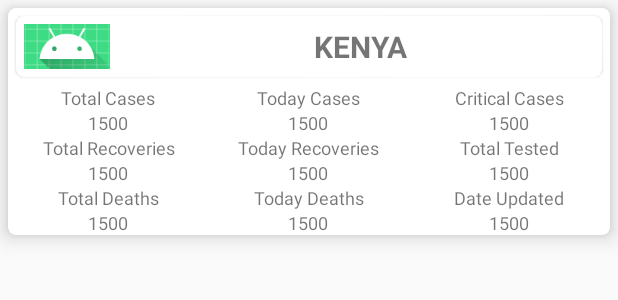
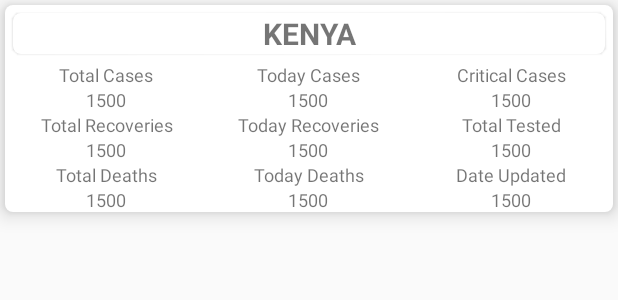
Before and after one commit to MosesWangira/Covid19-Application-Stats, an Android app: the layout recycler_item.xml on its own in the app's theme, with its tools: preview values and no code run, on a phone screen of 412 x 824 dp. Shown: the top 300 px of the screen. Run offline under Robolectric (Android 15) with nearby library versions, the phone set to English and light mode, and no system bars.

Commit message:
improve receycler item UI

```diff
--- a/app/src/main/java/com/example/covid19statsapp/data/model/DataClassItem.kt
+++ b/app/src/main/java/com/example/covid19statsapp/data/model/DataClassItem.kt
@@ -17,5 +17,5 @@
 
     val continent: String,
 
-    val countryInfo: CountryInfo
+//    val countryInfo: CountryInfo
 )
--- a/app/src/main/java/com/example/covid19statsapp/ui/fragments/Regions.kt
+++ b/app/src/main/java/com/example/covid19statsapp/ui/fragments/Regions.kt
@@ -21,6 +21,7 @@
 import com.example.covid19statsapp.util.snackbar
 import com.example.covid19statsapp.util.toast
 import kotlinx.android.synthetic.main.fragment_regions.*
+import kotlinx.android.synthetic.main.recycler_item.*
 import retrofit2.Call
 import retrofit2.Callback
 import retrofit2.Response
@@ -178,12 +179,14 @@
                             val tested = stats.elementAt(x).tests
                             val date = stats.elementAt(x).updated
                             val continent = stats.elementAt(x).continent
-                            val countryImage = stats.elementAt(x).countryInfo
+//                            val countryImage = stats.elementAt(x).countryInfo
+
 
                             val filter = DataClassItem(
                                 country, totalCases, totalRecoveries, totalDeaths,
                                 todayCases, todayRecoveries, todayDeaths,
-                                critical, tested, date, continent, countryImage
+                                critical, tested, date, continent
+//                                , countryImage
                             )
 
                             filteredList.add(filter)
--- a/app/src/main/res/layout/recycler_item.xml
+++ b/app/src/main/res/layout/recycler_item.xml
@@ -3,45 +3,25 @@
     xmlns:tools="http://schemas.android.com/tools"
     android:layout_width="match_parent"
     android:layout_height="wrap_content"
-    android:layout_margin="5dp"
+    android:layout_margin="3dp"
     android:background="@drawable/elavation_background"
     android:elevation="8dp"
     android:orientation="vertical"
     android:weightSum="2.5"
     tools:targetApi="lollipop">
 
-    <LinearLayout
-        android:layout_width="match_parent"
-        android:layout_height="wrap_content"
-        android:weightSum="4"
-        android:elevation="1dp"
-        android:layout_margin="5dp"
-        android:background="@drawable/elavation_background"
-        android:orientation="horizontal">
-
-        <ImageView
-            android:id="@+id/countryImage"
-            android:layout_width="80dp"
-            android:layout_height="30dp"
-            android:layout_weight="1"
-            android:src="@mipmap/ic_launcher"
-            android:scaleType="centerCrop"
-            android:layout_margin="5dp"
-            tools:ignore="ContentDescription" />
 
     <TextView
         android:id="@+id/country"
         android:layout_width="match_parent"
-            android:layout_height="30dp"
+        android:layout_height="wrap_content"
         android:layout_margin="5sp"
-            android:layout_weight="3"
+        android:background="@drawable/elavation_background"
+        android:elevation="1dp"
         android:gravity="center"
         android:text="@string/countryName"
         android:textSize="20sp"
         android:textStyle="bold" />
-
-    </LinearLayout>
-
 
     <LinearLayout
         android:layout_width="match_parent"
```
Also changed, not shown: app/src/main/java/com/example/covid19statsapp/data/adapter/RegionAdapter.kt (+8 -1 lines). Lines whose indentation alone changed are shown as unchanged.
